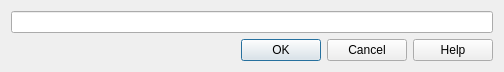
This is src/newappdialog.ui in LLIAKAJL/WineWizard as Qt 5 draws it before an edit. The edited form follows.
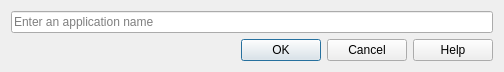
This is the edited form.

```diff
--- a/src/newappdialog.ui
+++ b/src/newappdialog.ui
@@ -15,7 +15,11 @@
   </property>
   <layout class="QVBoxLayout" name="verticalLayout">
    <item>
-    <widget class="QLineEdit" name="name"/>
+    <widget class="QLineEdit" name="name">
+     <property name="placeholderText">
+      <string>Enter an application name</string>
+     </property>
+    </widget>
    </item>
    <item>
     <widget class="QDialogButtonBox" name="buttonBox">
```
